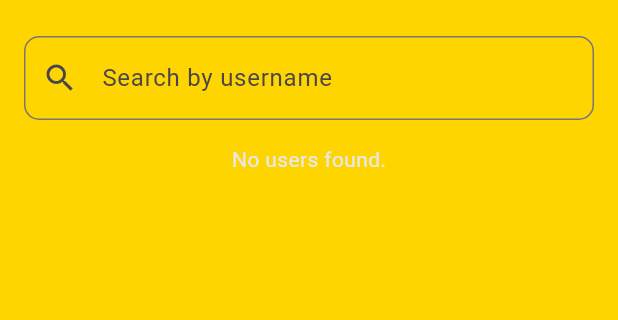
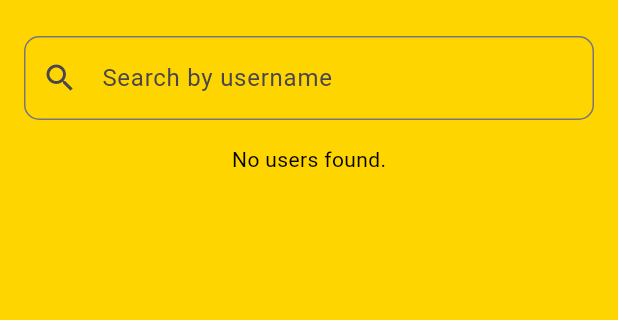
Before and after one commit to alpaltug/shuffl-repo, a Flutter app: the SearchUsers screen opened directly, on a phone screen of 412 x 824 dp, the part 72-392 px from its top. Run offline on Flutter 3.47's test engine with Material 3 defaults, Android fonts, the phone set to English and light mode, and no system bars; our stand-ins replace cloud_firestore, firebase_auth, firebase_core, firebase_storage, google_maps_flutter, google_sign_in and 1 more; missing offline and left inert: profanity_filter; accounts and stored records are empty.

Commit message:
add friend logic added & aesthetics for text

```diff
--- a/lib/screens/homepage/homepage.dart
+++ b/lib/screens/homepage/homepage.dart
@@ -113,6 +113,7 @@ class _HomePageState extends State<HomePage> {
                   borderRadius: BorderRadius.circular(10),
                 ),
               ),
+              style: const TextStyle(color: Colors.black),
             ),
           ),
           Padding(
@@ -125,6 +126,7 @@ class _HomePageState extends State<HomePage> {
                   borderRadius: BorderRadius.circular(10),
                 ),
               ),
+              style: const TextStyle(color: Colors.black),
             ),
           ),
           Expanded(
--- a/lib/screens/search_users/search_users.dart
+++ b/lib/screens/search_users/search_users.dart
@@ -1,7 +1,9 @@
 import 'package:flutter/material.dart';
 import 'package:cloud_firestore/cloud_firestore.dart';
+import 'package:firebase_auth/firebase_auth.dart';
 import 'package:my_flutter_app/view_user_profile/view_user_profile.dart';
 import 'package:my_flutter_app/widgets.dart';
+import 'package:my_flutter_app/screens/user_profile/user_profile.dart';
 
 class SearchUsers extends StatefulWidget {
   const SearchUsers({super.key});
@@ -13,9 +15,17 @@ class SearchUsers extends StatefulWidget {
 class _SearchUsersState extends State<SearchUsers> {
   final TextEditingController _searchController = TextEditingController();
   final FirebaseFirestore _firestore = FirebaseFirestore.instance;
+  final FirebaseAuth _auth = FirebaseAuth.instance;
   List<DocumentSnapshot> _users = [];
   bool _isLoading = false;
   String? _errorMessage;
+  User? _currentUser;
+
+  @override
+  void initState() {
+    super.initState();
+    _currentUser = _auth.currentUser;
+  }
 
   void _searchUsers(String query) async {
     setState(() {
@@ -60,6 +70,7 @@ class _SearchUsersState extends State<SearchUsers> {
                 ),
               ),
               onChanged: _searchUsers,
+              style: const TextStyle(color: Colors.black),
             ),
             const SizedBox(height: 16),
             if (_isLoading)
@@ -67,7 +78,7 @@ class _SearchUsersState extends State<SearchUsers> {
             else if (_errorMessage != null)
               Text(_errorMessage!, style: const TextStyle(color: Colors.red))
             else if (_users.isEmpty)
-              const Text('No users found.')
+              const Text('No users found.', style: TextStyle(color: Colors.black))
             else
               Expanded(
                 child: ListView.builder(
@@ -87,12 +98,21 @@ class _SearchUsersState extends State<SearchUsers> {
                       title: Text(fullName),
                       subtitle: Text('@$username'),
                       onTap: () {
+                        if (user.id == _currentUser?.uid) {
+                          Navigator.push(
+                            context,
+                            MaterialPageRoute(
+                              builder: (context) => const UserProfile(),
+                            ),
+                          );
+                        } else {
                           Navigator.push(
                             context,
                             MaterialPageRoute(
                               builder: (context) => ViewUserProfile(uid: user.id),
                             ),
                           );
+                        }
                       },
                     );
                   },
```
Also changed, not shown: lib/view_user_profile/view_user_profile.dart (+65 -6 lines), flutter_02.png (added). Lines whose indentation alone changed are shown as unchanged.
